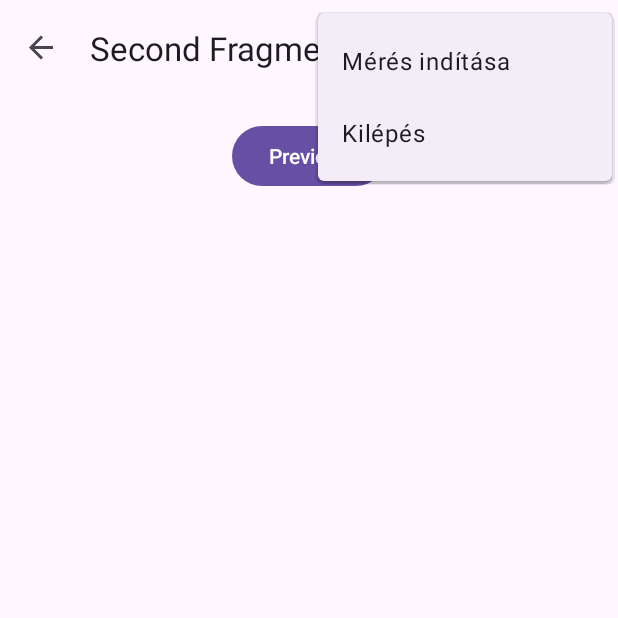
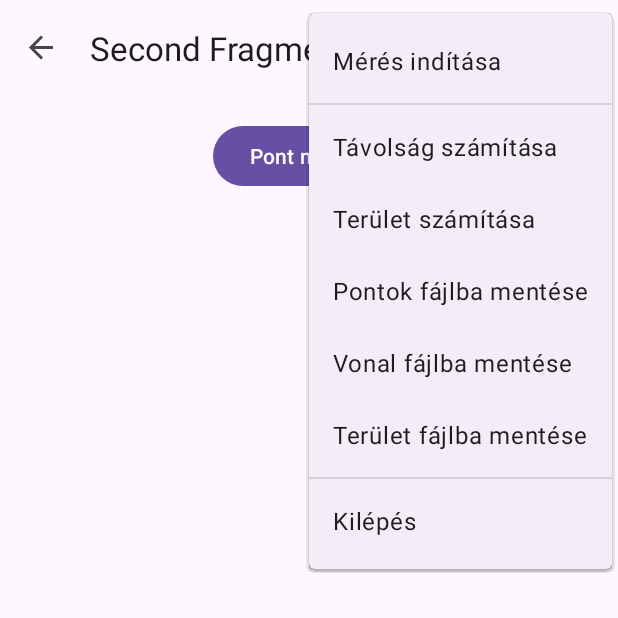
Before and after one commit to davidgiczi/GPSSurvey, an Android app: the SecondFragment screen opened through its navigation route, with the options menu open, on a phone screen of 412 x 824 dp, the top half of it. Run offline under Robolectric (Android 15) with nearby library versions, the phone set to English and light mode, and no system bars; our stand-ins replace navigation-ui.

Commit message:
MenuOptions

```diff
--- a/app/src/main/java/com/david/giczi/gpsurvey/MainActivity.java
+++ b/app/src/main/java/com/david/giczi/gpsurvey/MainActivity.java
@@ -4,6 +4,7 @@ import android.Manifest;
 import android.content.Context;
 import android.content.DialogInterface;
 import android.content.Intent;
+import android.content.pm.ActivityInfo;
 import android.content.pm.PackageManager;
 import android.location.Location;
 import android.location.LocationListener;
@@ -14,8 +15,11 @@ import androidx.appcompat.app.AlertDialog;
 import androidx.appcompat.app.AppCompatActivity;
 import android.provider.Settings;
 import androidx.core.app.ActivityCompat;
+import androidx.core.view.MenuCompat;
 import androidx.navigation.NavController;
+import androidx.navigation.NavHostController;
 import androidx.navigation.Navigation;
+import androidx.navigation.fragment.NavHostFragment;
 import androidx.navigation.ui.AppBarConfiguration;
 import androidx.navigation.ui.NavigationUI;
 import com.david.giczi.gpsurvey.databinding.ActivityMainBinding;
@@ -43,6 +47,7 @@ public class MainActivity extends AppCompatActivity {
         NavController navController = Navigation.findNavController(this, R.id.nav_host_fragment_content_main);
         appBarConfiguration = new AppBarConfiguration.Builder(navController.getGraph()).build();
         NavigationUI.setupActionBarWithNavController(this, navController, appBarConfiguration);
+        this.setRequestedOrientation(ActivityInfo.SCREEN_ORIENTATION_PORTRAIT);
         locationManager = (LocationManager) getSystemService(Context.LOCATION_SERVICE);
         if( locationListener == null ){
             startMeasureDialog();
@@ -54,8 +59,8 @@ public class MainActivity extends AppCompatActivity {
 
     @Override
     public boolean onCreateOptionsMenu(Menu menu) {
-        // Inflate the menu; this adds items to the action bar if it is present.
         getMenuInflater().inflate(R.menu.menu_main, menu);
+        MenuCompat.setGroupDividerEnabled(menu, true);
         return true;
     }
 
@@ -69,6 +74,8 @@ public class MainActivity extends AppCompatActivity {
         else if( id == R.id.start_measure_option ){
             if( locationListener == null ){
                 startMeasure();
+                Navigation.findNavController(this, R.id.nav_host_fragment_content_main)
+                        .navigate(R.id.action_FirstFragment_to_SecondFragment);
             }
             else{
                 Toast.makeText(this, "A mérés elindítva, folyamatban van.", Toast.LENGTH_SHORT).show();
@@ -109,7 +116,7 @@ public class MainActivity extends AppCompatActivity {
             return;
         }
         locationManager.requestLocationUpdates(LocationManager.GPS_PROVIDER,
-                3000, 0, locationListener);
+                1000, 0, locationListener);
     }
 
     private void requestPermissions(){
@@ -127,6 +134,8 @@ public class MainActivity extends AppCompatActivity {
 
             public void onClick(DialogInterface dialog, int which) {
                 startMeasure();
+                Navigation.findNavController(MainActivity.this, R.id.nav_host_fragment_content_main)
+                        .navigate(R.id.action_FirstFragment_to_SecondFragment);
             }
         });
 
--- a/app/src/main/java/com/david/giczi/gpsurvey/SecondFragment.java
+++ b/app/src/main/java/com/david/giczi/gpsurvey/SecondFragment.java
@@ -32,8 +32,7 @@ public class SecondFragment extends Fragment {
         binding.buttonSecond.setOnClickListener(new View.OnClickListener() {
             @Override
             public void onClick(View view) {
-                NavHostFragment.findNavController(SecondFragment.this)
-                        .navigate(R.id.action_SecondFragment_to_FirstFragment);
+
             }
         });
     }
--- a/app/src/main/res/layout/fragment_first.xml
+++ b/app/src/main/res/layout/fragment_first.xml
@@ -5,6 +5,7 @@
     xmlns:tools="http://schemas.android.com/tools"
     android:layout_width="match_parent"
     android:layout_height="match_parent"
+    android:background="@color/black"
     tools:context=".FirstFragment">
 
     <androidx.constraintlayout.widget.ConstraintLayout
@@ -12,10 +13,10 @@
         android:layout_height="match_parent"
         android:padding="16dp">
 
-        <TextView
+        <ImageView
             android:id="@+id/start_page"
             android:layout_width="match_parent"
-            android:layout_height="730dp"
+            android:layout_height="122mm"
             app:layout_constraintBottom_toBottomOf="parent"
             app:layout_constraintEnd_toEndOf="parent"
             app:layout_constraintStart_toStartOf="parent"/>
--- a/app/src/main/res/layout/fragment_second.xml
+++ b/app/src/main/res/layout/fragment_second.xml
@@ -15,7 +15,7 @@
             android:id="@+id/button_second"
             android:layout_width="wrap_content"
             android:layout_height="wrap_content"
-            android:text="@string/previous"
+            android:text="@string/save_point"
             app:layout_constraintBottom_toTopOf="@id/textview_second"
             app:layout_constraintEnd_toEndOf="parent"
             app:layout_constraintStart_toStartOf="parent"
--- a/app/src/main/res/menu/menu_main.xml
+++ b/app/src/main/res/menu/menu_main.xml
@@ -10,6 +10,34 @@
         android:title="@string/start_measure_option"
         app:showAsAction="never" />
     </group>
+    <group android:id="@+id/calc_options">
+        <item
+            android:id="@+id/line_calc_option"
+            android:orderInCategory="100"
+            android:title="@string/calc_distance_option"
+            app:showAsAction="never" />
+        <item
+            android:id="@+id/area_calc_option"
+            android:orderInCategory="100"
+            android:title="@string/calc_area_option"
+            app:showAsAction="never" />
+        <item
+            android:id="@+id/save_point_option"
+            android:orderInCategory="100"
+            android:title="@string/save_point_data_option"
+            app:showAsAction="never" />
+        <item
+            android:id="@+id/save_line_option"
+            android:orderInCategory="100"
+            android:title="@string/save_line_data_option"
+            app:showAsAction="never" />
+        <item
+            android:id="@+id/save_area_option"
+            android:orderInCategory="100"
+            android:title="@string/save_area_data_option"
+            app:showAsAction="never" />
+
+    </group>
     <group android:id="@+id/exit">
         <item
             android:id="@+id/exit_option"
--- a/app/src/main/res/values/strings.xml
+++ b/app/src/main/res/values/strings.xml
@@ -1,10 +1,15 @@
 <resources>
     <string name="app_name">GPSurvey</string>
     <string name="start_measure_option">Mérés indítása</string>
+    <string name="calc_distance_option">Távolság számítása</string>
+    <string name="calc_area_option">Terület számítása</string>
+    <string name="save_point_data_option">Pontok fájlba mentése</string>
+    <string name="save_line_data_option">Vonal fájlba mentése</string>
+    <string name="save_area_data_option">Terület fájlba mentése</string>
     <string name="exit_option">Kilépés</string>
     <!-- Strings used for fragments for navigation -->
     <string name="first_fragment_label">First Fragment</string>
     <string name="second_fragment_label">Second Fragment</string>
     <string name="next">Next</string>
-    <string name="previous">Previous</string>
+    <string name="save_point">Pont mérése</string>
 </resources>
```
